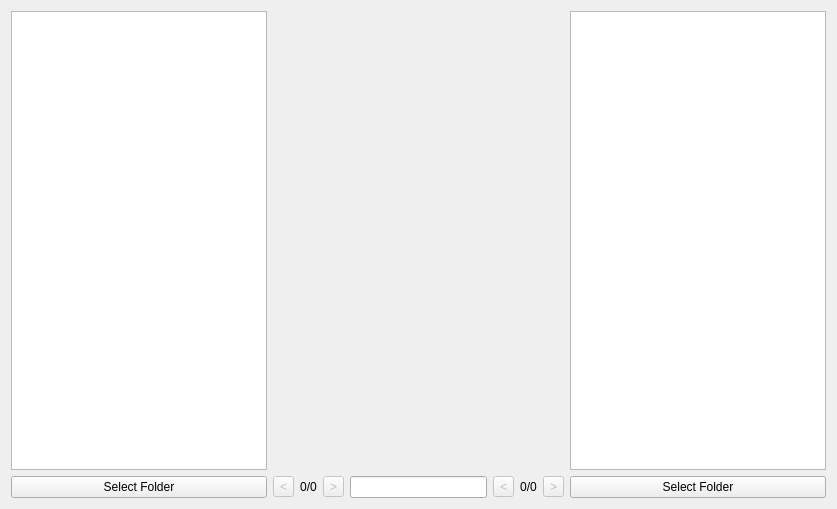
Old version of the form src/rqt_pcd_viewer/rqt_pcd_viewer.ui in the repository Eruvae/rqt_pcd_viewer.
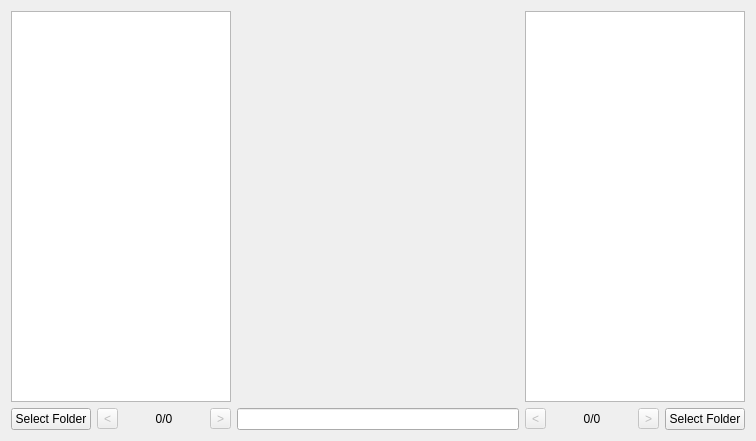
New version of the form. Custom widgets are drawn as their Qt base class.

Commit message: Changed layout, added widget update, remeber last opened folder

```diff
--- a/src/rqt_pcd_viewer/rqt_pcd_viewer.ui
+++ b/src/rqt_pcd_viewer/rqt_pcd_viewer.ui
@@ -6,8 +6,8 @@
    <rect>
     <x>0</x>
     <y>0</y>
-    <width>837</width>
-    <height>509</height>
+    <width>756</width>
+    <height>441</height>
    </rect>
   </property>
   <property name="sizePolicy">
@@ -20,7 +20,7 @@
    <string>Form</string>
   </property>
   <layout class="QGridLayout" name="gridLayout">
-   <item row="0" column="0">
+   <item row="0" column="0" colspan="4">
     <widget class="QTreeView" name="fileTreeViewLeft">
      <property name="sizePolicy">
       <sizepolicy hsizetype="Minimum" vsizetype="Expanding">
@@ -30,13 +30,23 @@
      </property>
      <property name="maximumSize">
       <size>
-       <width>400</width>
+       <width>220</width>
        <height>16777215</height>
       </size>
      </property>
     </widget>
    </item>
-   <item row="0" column="8">
+   <item row="0" column="4">
+    <widget class="QVTKWidget" name="pcdView" native="true">
+     <property name="sizePolicy">
+      <sizepolicy hsizetype="Ignored" vsizetype="Ignored">
+       <horstretch>0</horstretch>
+       <verstretch>0</verstretch>
+      </sizepolicy>
+     </property>
+    </widget>
+   </item>
+   <item row="0" column="5" colspan="4">
     <widget class="QTreeView" name="fileTreeViewRight">
      <property name="sizePolicy">
       <sizepolicy hsizetype="Minimum" vsizetype="Expanding">
@@ -46,7 +56,7 @@
      </property>
      <property name="maximumSize">
       <size>
-       <width>400</width>
+       <width>220</width>
        <height>16777215</height>
       </size>
      </property>
@@ -181,9 +191,6 @@
      </property>
     </widget>
    </item>
-   <item row="0" column="3" colspan="3">
-    <widget class="QVTKWidget" name="pcdView" native="true"/>
-   </item>
   </layout>
  </widget>
  <customwidgets>
```
The commit also changes 2 other files.
